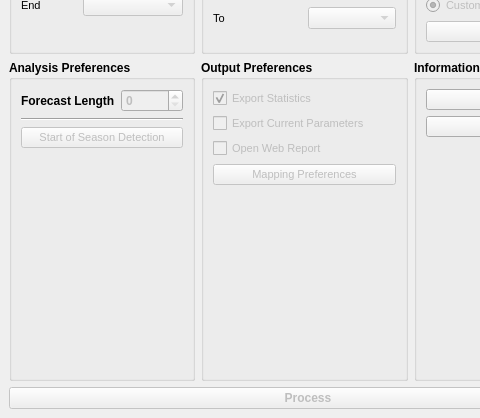
Above: ui/smpg_dialog_base.ui from JuanPDiazL/SMPG before the change; both pictures show x 0 to 480 and y 315 to 733 of the 616 by 733 pixel window. Below: the same form after it.
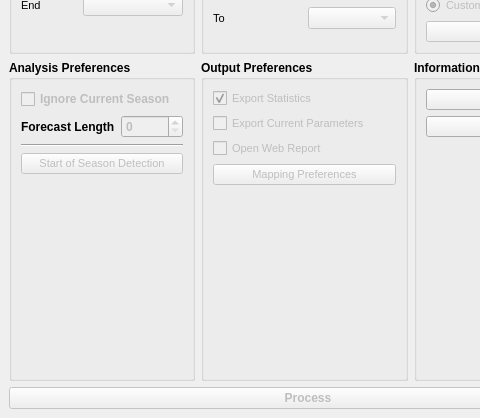
That is the form after the change. Icons and pictures are not drawn.

Commit message: add GUI behavior for Ignore current season

What changed in the file:
```diff
--- a/ui/smpg_dialog_base.ui
+++ b/ui/smpg_dialog_base.ui
@@ -296,7 +296,7 @@
          <string>Analysis Preferences</string>
         </property>
         <layout class="QGridLayout" name="gridLayout_9">
-         <item row="0" column="1">
+         <item row="1" column="1">
           <widget class="QSpinBox" name="forecastLengthSpinBox">
            <property name="enabled">
             <bool>false</bool>
@@ -306,14 +306,20 @@
            </property>
           </widget>
          </item>
-         <item row="0" column="0">
-          <widget class="QLabel" name="label">
-           <property name="text">
-            <string>Forecast Length</string>
+         <item row="4" column="0" colspan="2">
+          <spacer name="verticalSpacer_3">
+           <property name="orientation">
+            <enum>Qt::Vertical</enum>
            </property>
-          </widget>
+           <property name="sizeHint" stdset="0">
+            <size>
+             <width>0</width>
+             <height>0</height>
+            </size>
+           </property>
+          </spacer>
          </item>
-         <item row="2" column="0" colspan="2">
+         <item row="3" column="0" colspan="2">
           <widget class="QPushButton" name="rainySeasonDetectionButton">
            <property name="enabled">
             <bool>false</bool>
@@ -330,17 +336,24 @@
            </property>
           </widget>
          </item>
-         <item row="1" column="0" colspan="2">
+         <item row="1" column="0">
+          <widget class="QLabel" name="label">
+           <property name="text">
+            <string>Forecast Length</string>
+           </property>
+          </widget>
+         </item>
+         <item row="2" column="0" colspan="2">
           <widget class="Line" name="line_2">
            <property name="orientation">
             <enum>Qt::Horizontal</enum>
            </property>
           </widget>
          </item>
-         <item row="3" column="0" colspan="2">
-          <spacer name="verticalSpacer_3">
-           <property name="orientation">
-            <enum>Qt::Vertical</enum>
+         <item row="0" column="0" colspan="2">
+          <widget class="QCheckBox" name="ignoreCurrentSeasonCheckBox">
+           <property name="enabled">
+            <bool>false</bool>
            </property>
            <property name="sizeHint" stdset="0">
             <size>
@@ -348,7 +361,10 @@
              <height>0</height>
             </size>
            </property>
-          </spacer>
+           <property name="text">
+            <string>Ignore Current Season</string>
+           </property>
+          </widget>
          </item>
         </layout>
        </widget>
```
Left out of the diff: 7 changed lines with no effect on the pictures. The commit also changes 1 other file.
